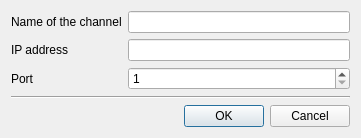
igormironchik/globe-como, file Globe/channel_attributes.ui: the form before one commit.
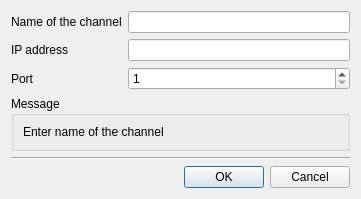
The form after the commit.

Commit message: Some modifications in "New channel" dialog.

Patch:
```diff
--- a/Globe/channel_attributes.ui
+++ b/Globe/channel_attributes.ui
@@ -7,7 +7,7 @@
     <x>0</x>
     <y>0</y>
     <width>361</width>
-    <height>136</height>
+    <height>188</height>
    </rect>
   </property>
   <property name="windowTitle">
@@ -55,6 +55,22 @@
      </item>
     </layout>
    </item>
+   <item>
+    <widget class="QGroupBox" name="m_messageBox">
+     <property name="title">
+      <string>Message</string>
+     </property>
+     <layout class="QHBoxLayout" name="horizontalLayout">
+      <item>
+       <widget class="QLabel" name="m_message">
+        <property name="text">
+         <string>Enter name of the channel</string>
+        </property>
+       </widget>
+      </item>
+     </layout>
+    </widget>
+   </item>
    <item>
     <spacer name="verticalSpacer">
      <property name="orientation">
```
The commit also changes 1 other file.
